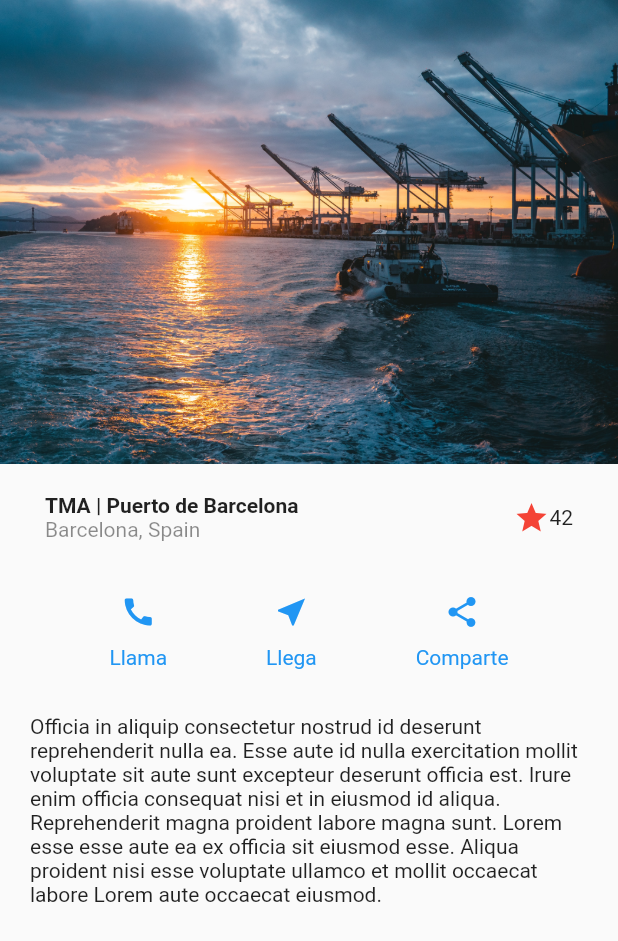
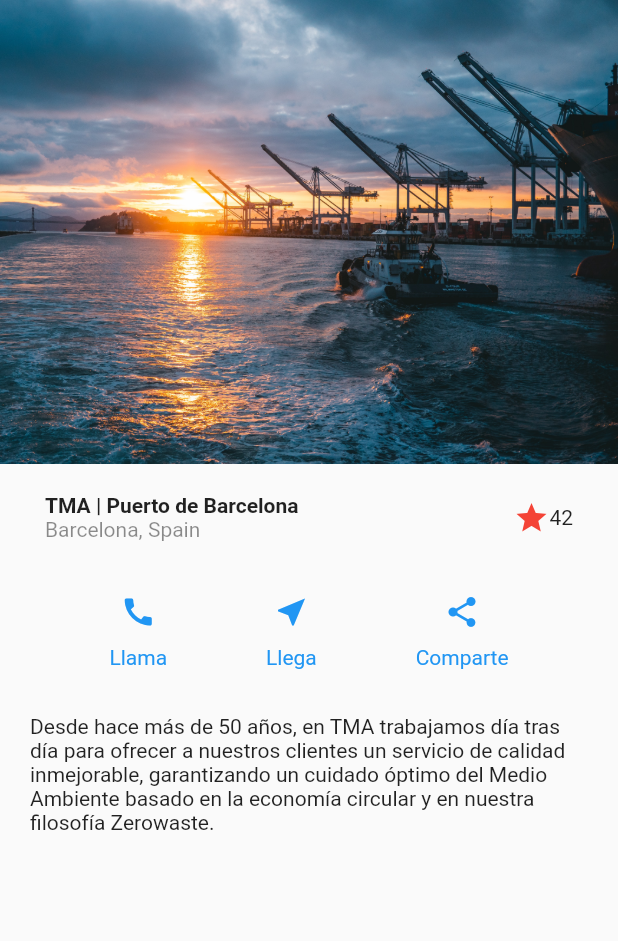
Before and after one commit to GitRockie/minka-design-app, a Flutter app: the screen it shows after launch, on a phone screen of 412 x 824 dp. Shown: the top 941 px of the screen. Run offline on Flutter 3.47's test engine with Material 2 defaults, Android fonts, the phone set to English and light mode, and no system bars.

Commit message:
Text change on Basic Design

```diff
--- a/lib/source/screens/basic_design.dart
+++ b/lib/source/screens/basic_design.dart
@@ -21,8 +21,8 @@ class BasicDesignScreen extends StatelessWidget {
         Container(
           margin: const EdgeInsets.symmetric(horizontal: 20, vertical: 15),
           child: const Text(
-              'Officia in aliquip consectetur nostrud id deserunt reprehenderit nulla ea. Esse aute id nulla exercitation mollit voluptate sit aute sunt excepteur deserunt officia est. Irure enim officia consequat nisi et in eiusmod id aliqua. Reprehenderit magna proident labore magna sunt. Lorem esse esse aute ea ex officia sit eiusmod esse. Aliqua proident nisi esse voluptate ullamco et mollit occaecat labore Lorem aute occaecat eiusmod.'),
-        )
+              'Desde hace más de 50 años, en TMA trabajamos día tras día para ofrecer a nuestros clientes un servicio de calidad inmejorable, garantizando un cuidado óptimo del Medio Ambiente basado en la economía circular y en nuestra filosofía Zerowaste.'),
+        ),
       ],
     ));
   }
```
